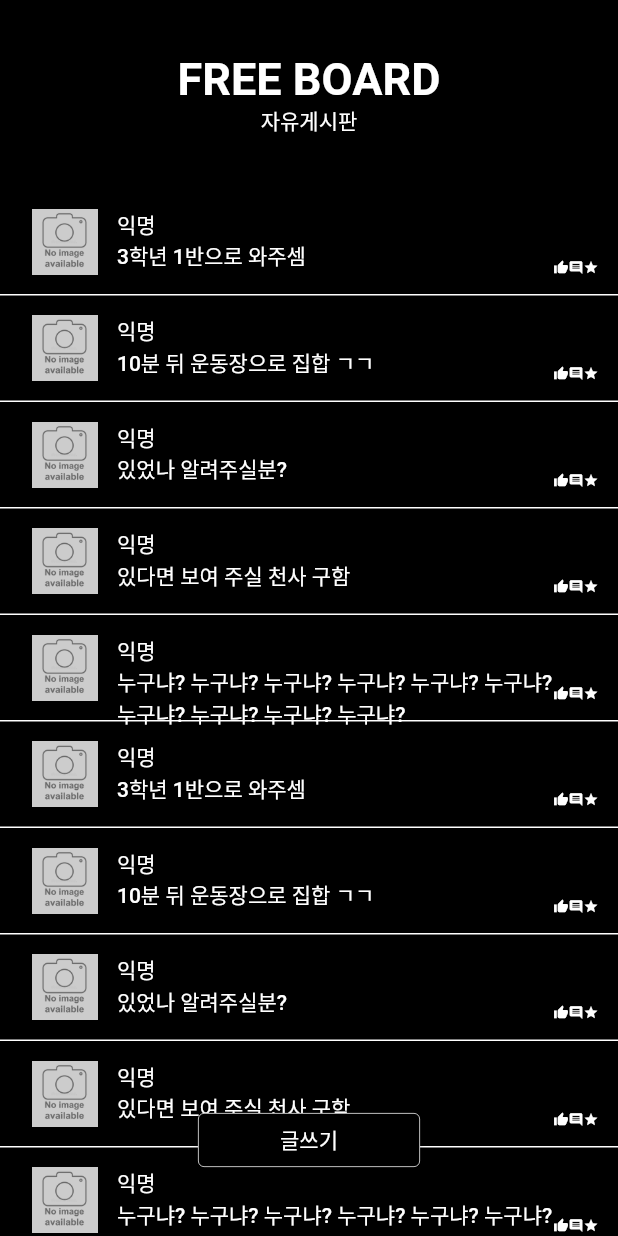
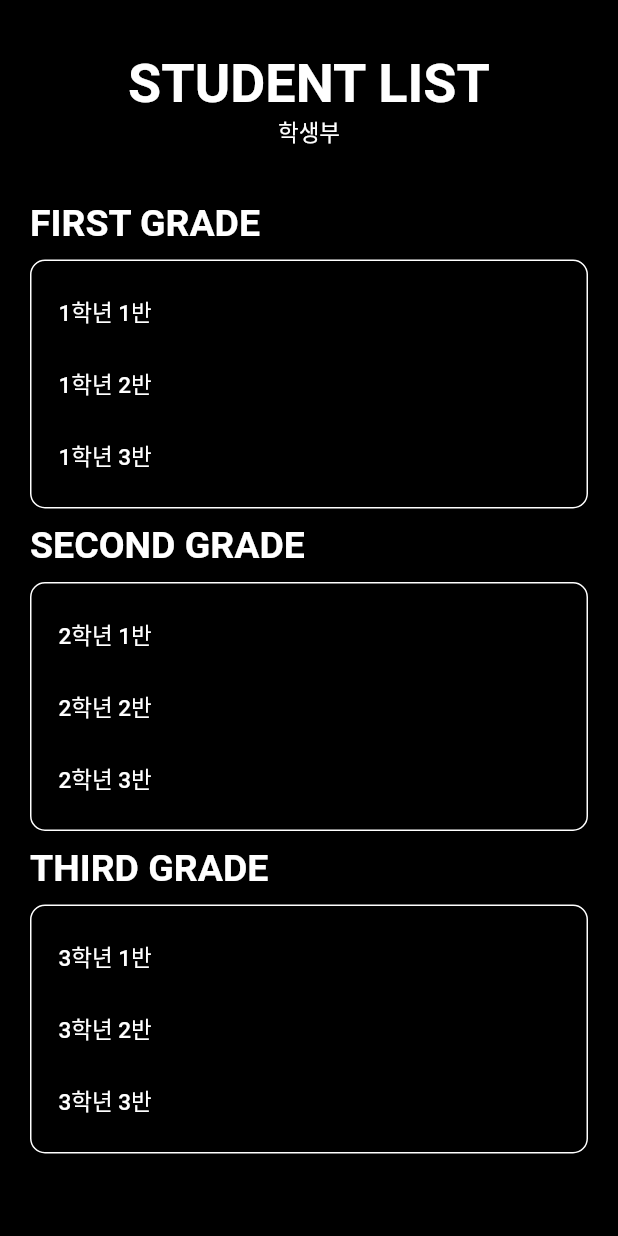
Before and after one commit to HighAloneStartup/frontend-demo, a Flutter app: the screen it shows after launch, on a phone screen of 412 x 824 dp. Run offline on Flutter 3.47's test engine with Material 2 defaults, Android fonts, the phone set to English and light mode, and no system bars.

Commit message:
Implement Class List Screen

```diff
--- a/high_alone_startup/lib/main.dart
+++ b/high_alone_startup/lib/main.dart
@@ -2,6 +2,7 @@ import 'package:flutter/material.dart';
 import 'loginPage.dart';
 import 'post_list_page.dart';
 import 'new_post_page.dart';
+import 'student_list_page.dart';
 
 void main() {
   runApp(const MyApp());
@@ -14,7 +15,7 @@ class MyApp extends StatelessWidget {
   @override
   Widget build(BuildContext context) {
     return MaterialApp(
-      home: PostListPage(), //LoginPage(),
+      home: StudentListPage(), // PostListPage(),  //LoginPage(),
     );
   }
 }
--- /dev/null
+++ b/high_alone_startup/lib/models/class.dart
@@ -0,0 +1,8 @@
+import './user.dart';
+
+class Class {
+  final int grade;
+  final int classNum;
+  final List<String> member;
+  Class({required this.grade, required this.classNum, required this.member});
+}
--- a/high_alone_startup/lib/post_list_page.dart
+++ b/high_alone_startup/lib/post_list_page.dart
@@ -168,7 +168,7 @@ class _PostListPageState extends State<PostListPage> {
   Widget build(BuildContext context) {
     return Scaffold(
       backgroundColor: Colors.black,
-      body: Container(
+      body: Expanded(
         child: Column(
           children: [
             _title(),
--- /dev/null
+++ b/high_alone_startup/lib/student_list_page.dart
@@ -0,0 +1,171 @@
+import 'package:flutter/material.dart';
+import 'models/class.dart';
+import 'widgets/main_title_text.dart';
+import 'widgets/sub_title_text.dart';
+
+class StudentListPage extends StatelessWidget {
+  const StudentListPage({Key? key}) : super(key: key);
+  void _onChooseClass(Class clas) {
+    print("${clas.grade}학년 ${clas.classNum}반 학생 목록페이지로 이동");
+  }
+
+  Widget _title() {
+    return Container(
+      padding: const EdgeInsets.only(top: 35, bottom: 35),
+      child: Column(
+        children: const [
+          MainTitle(
+            title: "STUDENT LIST",
+            theme: Colors.white,
+          ),
+          SubTitle(
+            title: "학생부",
+            theme: Colors.white,
+          )
+        ],
+      ),
+    );
+  }
+
+  Widget _body() {
+    return Expanded(
+      child: _ClassList(
+        onChooseClass: _onChooseClass,
+      ),
+    );
+  }
+
+  @override
+  Widget build(BuildContext context) {
+    return Scaffold(
+      backgroundColor: Colors.black,
+      body: Column(
+        children: [
+          _title(),
+          _body(),
+        ],
+      ),
+    );
+  }
+}
+
+class _ClassList extends StatelessWidget {
+  _ClassList({
+    Key? key,
+    required Function this.onChooseClass,
+  }) : super(key: key);
+
+  final Function onChooseClass;
+
+  final List<Class> _firstGrade = [
+    Class(grade: 1, classNum: 1, member: ['정동원A', "정동원B", "정동원C"]),
+    Class(grade: 1, classNum: 2, member: ['정동원D', "정동원E", "정동원F"]),
+    Class(grade: 1, classNum: 3, member: ['정동원G', "정동원H", "정동원I"]),
+  ];
+  final List<Class> _secondGrade = [
+    Class(grade: 2, classNum: 1, member: ['황서진A', "황서진B", "황서진C"]),
+    Class(grade: 2, classNum: 2, member: ['황서진D', "황서진E", "황서진F"]),
+    Class(grade: 2, classNum: 3, member: ['황서진G', "황서진H", "황서진I"]),
+  ];
+  final List<Class> _thirdGrade = [
+    Class(grade: 3, classNum: 1, member: ['손승표A', "손승표B", "손승표C"]),
+    Class(grade: 3, classNum: 2, member: ['손승표D', "손승표E", "손승표F"]),
+    Class(grade: 3, classNum: 3, member: ['손승표G', "손승표H", "손승표I"]),
+  ];
+
+  @override
+  Widget build(BuildContext context) {
+    return Container(
+      alignment: Alignment.center,
+      padding: const EdgeInsets.symmetric(horizontal: 20),
+      child: ListView(
+        children: <Widget>[
+          const MainTitle(
+            title: "FIRST GRADE",
+            size: 25,
+            theme: Colors.white,
+          ),
+          Container(
+            alignment: Alignment.centerLeft,
+            margin: const EdgeInsets.symmetric(vertical: 10),
+            padding: const EdgeInsets.all(10),
+            child: Column(
+              children: [
+                ..._firstGrade.map((clas) {
+                  return TextButton(
+                    onPressed: () => onChooseClass(clas),
+                    child: SubTitle(
+                      title: "${clas.grade}학년 ${clas.classNum}반",
+                      size: 15,
+                      theme: Colors.white,
+                    ),
+                  );
+                })
+              ],
+            ),
+            decoration: BoxDecoration(
+              border: Border.all(color: Colors.white),
+              borderRadius: const BorderRadius.all(Radius.circular(10)),
+            ),
+          ),
+          const MainTitle(
+            title: "SECOND GRADE",
+            size: 25,
+            theme: Colors.white,
+          ),
+          Container(
+            alignment: Alignment.centerLeft,
+            margin: const EdgeInsets.symmetric(vertical: 10),
+            padding: const EdgeInsets.all(10),
+            child: Column(
+              children: [
+                ..._secondGrade.map((clas) {
+                  return TextButton(
+                    onPressed: () => onChooseClass(clas),
+                    child: SubTitle(
+                      title: "${clas.grade}학년 ${clas.classNum}반",
+                      size: 15,
+                      theme: Colors.white,
+                    ),
+                  );
+                })
+              ],
+            ),
+            decoration: BoxDecoration(
+              border: Border.all(color: Colors.white),
+              borderRadius: const BorderRadius.all(Radius.circular(10)),
+            ),
+          ),
+          const MainTitle(
+            title: "THIRD GRADE",
+            size: 25,
+            theme: Colors.white,
+          ),
+          Container(
+            alignment: Alignment.centerLeft,
+            margin: const EdgeInsets.symmetric(vertical: 10),
+            padding: const EdgeInsets.all(10),
+            child: Column(
+              children: [
+                ..._thirdGrade.map((clas) {
+                  return TextButton(
+                    onPressed: () => onChooseClass(clas),
+                    child: SubTitle(
+                      title: "${clas.grade}학년 ${clas.classNum}반",
+                      size: 15,
+                      theme: Colors.white,
+                    ),
+                  );
+                })
+              ],
+            ),
+            decoration: BoxDecoration(
+              border: Border.all(color: Colors.white),
+              borderRadius: const BorderRadius.all(Radius.circular(10)),
+            ),
+          ),
+        ],
+      ),
+    );
+  }
+}
--- a/high_alone_startup/lib/widgets/main_title_text.dart
+++ b/high_alone_startup/lib/widgets/main_title_text.dart
@@ -2,11 +2,16 @@ import 'package:flutter/material.dart';
 
 class MainTitle extends StatelessWidget {
   final String _title;
+  final double _size;
   final Color _theme;
 
   const MainTitle(
-      {Key? key, String title = "DEFAULT", Color theme = Colors.black})
+      {Key? key,
+      String title = "DEFAULT",
+      double size = 36,
+      Color theme = Colors.black})
       : _title = title,
+        _size = size,
         _theme = theme,
         super(key: key);
 
@@ -16,7 +21,7 @@ class MainTitle extends StatelessWidget {
       _title,
       style: TextStyle(
         color: _theme,
-        fontSize: 30,
+        fontSize: _size,
         fontWeight: FontWeight.bold,
       ),
     );
--- a/high_alone_startup/lib/widgets/sub_title_text.dart
+++ b/high_alone_startup/lib/widgets/sub_title_text.dart
@@ -2,11 +2,16 @@ import 'package:flutter/material.dart';
 
 class SubTitle extends StatelessWidget {
   final String _title;
+  final double _size;
   final Color _theme;
 
   const SubTitle(
-      {Key? key, String title = "default", Color theme = Colors.black})
+      {Key? key,
+      String title = "default",
+      double size = 15,
+      Color theme = Colors.black})
       : _title = title,
+        _size = size,
         _theme = theme,
         super(key: key);
 
@@ -16,6 +21,7 @@ class SubTitle extends StatelessWidget {
       _title,
       style: TextStyle(
         color: _theme,
+        fontSize: _size,
       ),
     );
   }
```
